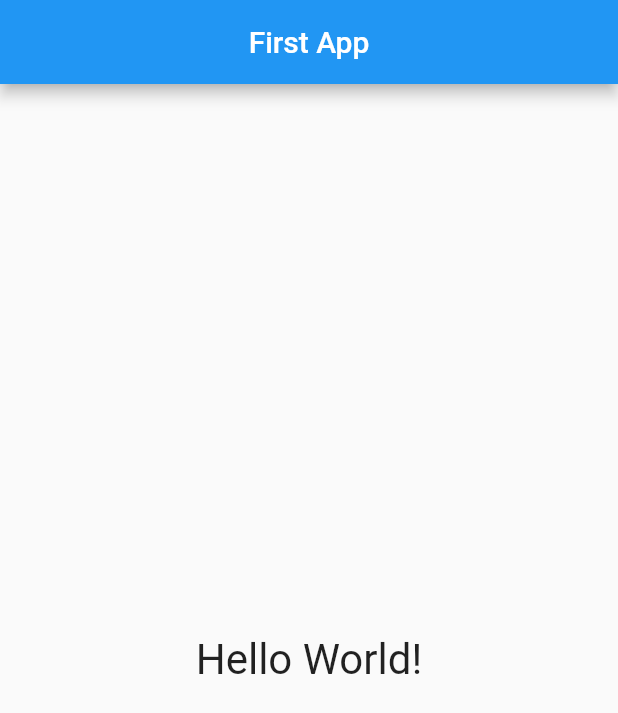
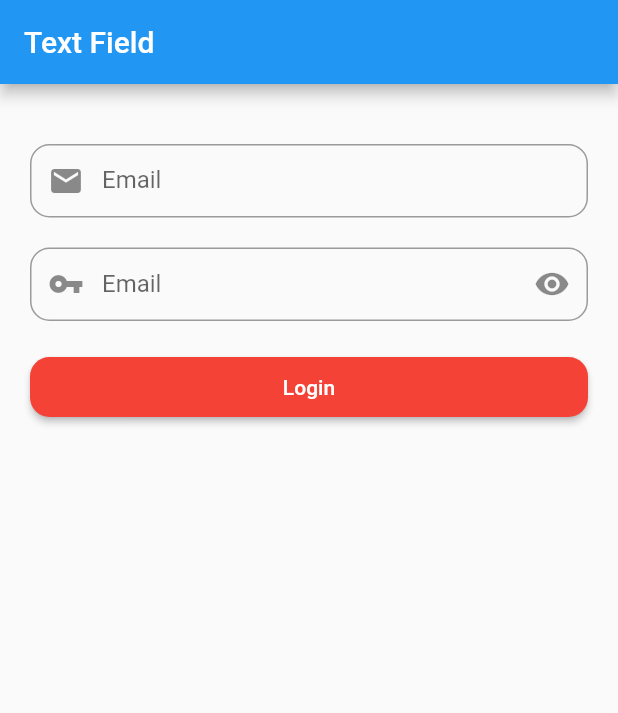
Before and after one commit to rianllauo/Flutter_basic, a Flutter app: the screen it shows after launch, on a phone screen of 412 x 824 dp. Shown: the top 713 px of the screen. Run offline on Flutter 3.47's test engine with Material 2 defaults, Android fonts, the phone set to English and light mode, and no system bars.

Commit message:
text_field

```diff
--- a/lib/main.dart
+++ b/lib/main.dart
@@ -5,20 +5,104 @@ void main() {
 }
 
 class MyApp extends StatelessWidget {
+  const MyApp({super.key});
+
   @override
   Widget build(BuildContext context) {
     return MaterialApp(
-      debugShowCheckedModeBanner: false,
-      home: Scaffold(
-        appBar: AppBar(
-          title: const Text('First App'),
-          centerTitle: true,
-        ),
-        body: const Center(
-          child: Text(
-            'Hello World!',
-            style: TextStyle(fontSize: 28),
-          ),
+      home: HomePage(),
+    );
+  }
+}
+
+class HomePage extends StatefulWidget {
+  const HomePage({super.key});
+
+  @override
+  State<HomePage> createState() => _HomePageState();
+}
+
+class _HomePageState extends State<HomePage> {
+  bool isPasswordHidden = true;
+  TextEditingController emailController = TextEditingController();
+  TextEditingController passwordController = TextEditingController();
+
+  @override
+  Widget build(BuildContext context) {
+    return Scaffold(
+      appBar: AppBar(
+        title: const Text('Text Field'),
+      ),
+      body: Center(
+        child: ListView(
+          padding: const EdgeInsets.symmetric(horizontal: 20, vertical: 40),
+          children: [
+            TextField(
+              onChanged: (value) => print(value),
+              controller: emailController,
+              textInputAction: TextInputAction.next,
+              autocorrect: false,
+              keyboardType: TextInputType.emailAddress,
+              decoration: InputDecoration(
+                prefixIcon: Icon(Icons.email),
+                labelText: 'Email',
+                contentPadding:
+                    EdgeInsets.symmetric(horizontal: 20, vertical: 15),
+                border: OutlineInputBorder(
+                  borderRadius: BorderRadius.circular(13),
+                ),
+              ),
+            ),
+            const SizedBox(
+              height: 20,
+            ),
+            TextField(
+              controller: passwordController,
+              textInputAction: TextInputAction.next,
+              autocorrect: false,
+              obscureText: isPasswordHidden,
+              keyboardType: TextInputType.emailAddress,
+              decoration: InputDecoration(
+                prefixIcon: Icon(Icons.vpn_key),
+                suffixIcon: IconButton(
+                  onPressed: () {
+                    if (isPasswordHidden) {
+                      setState(() {
+                        isPasswordHidden = false;
+                      });
+                    } else {
+                      setState(() {
+                        isPasswordHidden = true;
+                      });
+                    }
+                  },
+                  icon: Icon(Icons.remove_red_eye),
+                ),
+                labelText: 'Email',
+                contentPadding:
+                    EdgeInsets.symmetric(horizontal: 20, vertical: 15),
+                border: OutlineInputBorder(
+                  borderRadius: BorderRadius.circular(13),
+                ),
+              ),
+            ),
+            const SizedBox(
+              height: 20,
+            ),
+            ElevatedButton(
+              onPressed: () {
+                print(
+                    'Email: ${emailController.text}, password: ${passwordController.text} ');
+              },
+              child: Text('Login'),
+              style: ElevatedButton.styleFrom(
+                  backgroundColor: Colors.red,
+                  padding: EdgeInsets.symmetric(horizontal: 10, vertical: 12),
+                  shape: RoundedRectangleBorder(
+                    borderRadius: BorderRadius.circular(13),
+                  )),
+            )
+          ],
         ),
       ),
     );
```
